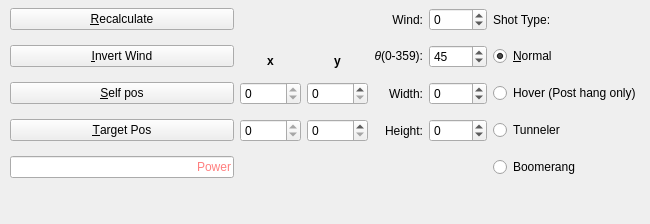
This is RetoolGUI.ui in calculuswhiz/fluffy-spoon as Qt 5 draws it before an edit. The edited form follows.
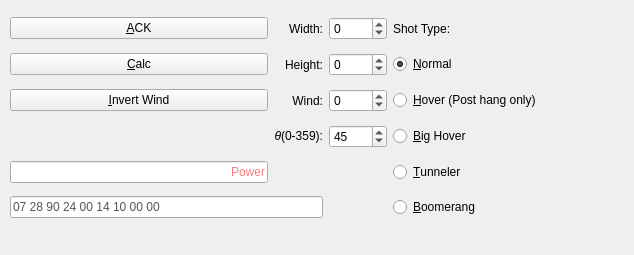
This is the edited form.

```diff
--- a/RetoolGUI.ui
+++ b/RetoolGUI.ui
@@ -6,8 +6,8 @@
    <rect>
     <x>0</x>
     <y>0</y>
-    <width>650</width>
-    <height>224</height>
+    <width>634</width>
+    <height>255</height>
    </rect>
   </property>
   <property name="sizePolicy">
@@ -33,60 +33,16 @@
     <property name="geometry">
      <rect>
       <x>10</x>
-      <y>0</y>
-      <width>631</width>
-      <height>191</height>
+      <y>10</y>
+      <width>531</width>
+      <height>220</height>
      </rect>
     </property>
     <layout class="QGridLayout" name="gridLayout">
      <property name="sizeConstraint">
       <enum>QLayout::SetMinimumSize</enum>
      </property>
-     <item row="1" column="3">
-      <widget class="QLabel" name="label_3">
-       <property name="text">
-        <string>&lt;html&gt;&lt;head/&gt;&lt;body&gt;&lt;p&gt;&lt;span style=&quot; font-style:italic;&quot;&gt;θ&lt;/span&gt;(0-359):&lt;/p&gt;&lt;/body&gt;&lt;/html&gt;</string>
-       </property>
-       <property name="alignment">
-        <set>Qt::AlignRight|Qt::AlignTrailing|Qt::AlignVCenter</set>
-       </property>
-      </widget>
-     </item>
-     <item row="2" column="5">
-      <widget class="QRadioButton" name="radHover">
-       <property name="text">
-        <string>Hover (Post hang only)</string>
-       </property>
-      </widget>
-     </item>
-     <item row="0" column="3">
-      <widget class="QLabel" name="label_2">
-       <property name="text">
-        <string>Wind:</string>
-       </property>
-       <property name="alignment">
-        <set>Qt::AlignRight|Qt::AlignTrailing|Qt::AlignVCenter</set>
-       </property>
-      </widget>
-     </item>
-     <item row="0" column="5">
-      <widget class="QLabel" name="label_4">
-       <property name="text">
-        <string>Shot Type:</string>
-       </property>
-      </widget>
-     </item>
-     <item row="2" column="4">
-      <widget class="QSpinBox" name="wbox">
-       <property name="minimum">
-        <number>-1000</number>
-       </property>
-       <property name="maximum">
-        <number>1000</number>
-       </property>
-      </widget>
-     </item>
-     <item row="1" column="5">
+     <item row="2" column="3">
       <widget class="QRadioButton" name="radNorm">
        <property name="text">
         <string>&amp;Normal</string>
@@ -96,121 +52,7 @@
        </property>
       </widget>
      </item>
-     <item row="1" column="2">
-      <widget class="QLabel" name="label_7">
-       <property name="text">
-        <string>&lt;html&gt;&lt;head/&gt;&lt;body&gt;&lt;p&gt;&lt;span style=&quot; font-weight:600;&quot;&gt;y&lt;/span&gt;&lt;/p&gt;&lt;/body&gt;&lt;/html&gt;</string>
-       </property>
-       <property name="alignment">
-        <set>Qt::AlignBottom|Qt::AlignHCenter</set>
-       </property>
-      </widget>
-     </item>
-     <item row="2" column="3">
-      <widget class="QLabel" name="label">
-       <property name="text">
-        <string>Width:</string>
-       </property>
-       <property name="alignment">
-        <set>Qt::AlignRight|Qt::AlignTrailing|Qt::AlignVCenter</set>
-       </property>
-      </widget>
-     </item>
-     <item row="2" column="2">
-      <widget class="QSpinBox" name="selfybox">
-       <property name="maximum">
-        <number>99999</number>
-       </property>
-      </widget>
-     </item>
-     <item row="3" column="4">
-      <widget class="QSpinBox" name="hbox">
-       <property name="minimum">
-        <number>-1000</number>
-       </property>
-       <property name="maximum">
-        <number>1000</number>
-       </property>
-      </widget>
-     </item>
-     <item row="2" column="0">
-      <widget class="QPushButton" name="self_btn">
-       <property name="text">
-        <string>&amp;Self pos</string>
-       </property>
-      </widget>
-     </item>
-     <item row="1" column="1">
-      <widget class="QLabel" name="label_6">
-       <property name="text">
-        <string>&lt;html&gt;&lt;head/&gt;&lt;body&gt;&lt;p&gt;&lt;span style=&quot; font-weight:600;&quot;&gt;x&lt;/span&gt;&lt;/p&gt;&lt;/body&gt;&lt;/html&gt;</string>
-       </property>
-       <property name="alignment">
-        <set>Qt::AlignBottom|Qt::AlignHCenter</set>
-       </property>
-      </widget>
-     </item>
-     <item row="0" column="0">
-      <widget class="QPushButton" name="recalc_btn">
-       <property name="text">
-        <string>&amp;Recalculate</string>
-       </property>
-      </widget>
-     </item>
-     <item row="0" column="4">
-      <widget class="QSpinBox" name="windbox">
-       <property name="cursor">
-        <cursorShape>ArrowCursor</cursorShape>
-       </property>
-       <property name="wrapping">
-        <bool>true</bool>
-       </property>
-       <property name="accelerated">
-        <bool>false</bool>
-       </property>
-       <property name="minimum">
-        <number>-30</number>
-       </property>
-       <property name="maximum">
-        <number>30</number>
-       </property>
-      </widget>
-     </item>
-     <item row="3" column="1">
-      <widget class="QSpinBox" name="targetxbox">
-       <property name="readOnly">
-        <bool>true</bool>
-       </property>
-       <property name="maximum">
-        <number>99999</number>
-       </property>
-      </widget>
-     </item>
-     <item row="3" column="2">
-      <widget class="QSpinBox" name="targetybox">
-       <property name="maximum">
-        <number>99999</number>
-       </property>
-      </widget>
-     </item>
-     <item row="4" column="5">
-      <widget class="QRadioButton" name="radBoom">
-       <property name="text">
-        <string>Boomerang</string>
-       </property>
-      </widget>
-     </item>
-     <item row="3" column="3">
-      <widget class="QLabel" name="label_5">
-       <property name="text">
-        <string>Height:</string>
-       </property>
-       <property name="alignment">
-        <set>Qt::AlignRight|Qt::AlignTrailing|Qt::AlignVCenter</set>
-       </property>
-      </widget>
-     </item>
-     <item row="4" column="0">
+     <item row="7" column="0">
       <widget class="QLineEdit" name="vbox">
        <property name="styleSheet">
         <string notr="true">color: rgb(255, 0, 0)</string>
@@ -226,38 +68,52 @@
        </property>
       </widget>
      </item>
+     <item row="1" column="3">
+      <widget class="QLabel" name="label_4">
+       <property name="text">
+        <string>Shot Type:</string>
+       </property>
+      </widget>
+     </item>
+     <item row="3" column="3">
+      <widget class="QRadioButton" name="radHover">
+       <property name="text">
+        <string>&amp;Hover (Post hang only)</string>
+       </property>
+      </widget>
+     </item>
      <item row="1" column="0">
+      <widget class="QPushButton" name="acq_btn">
+       <property name="text">
+        <string>&amp;ACK</string>
+       </property>
+      </widget>
+     </item>
+     <item row="5" column="1">
+      <widget class="QLabel" name="label_3">
+       <property name="text">
+        <string>&lt;html&gt;&lt;head/&gt;&lt;body&gt;&lt;p&gt;&lt;span style=&quot; font-style:italic;&quot;&gt;θ&lt;/span&gt;(0-359):&lt;/p&gt;&lt;/body&gt;&lt;/html&gt;</string>
+       </property>
+       <property name="alignment">
+        <set>Qt::AlignRight|Qt::AlignTrailing|Qt::AlignVCenter</set>
+       </property>
+      </widget>
+     </item>
+     <item row="2" column="0">
+      <widget class="QPushButton" name="calc_btn">
+       <property name="text">
+        <string>&amp;Calc</string>
+       </property>
+      </widget>
+     </item>
+     <item row="3" column="0">
       <widget class="QPushButton" name="flipwind_btn">
        <property name="text">
         <string>&amp;Invert Wind</string>
        </property>
       </widget>
      </item>
-     <item row="3" column="5">
-      <widget class="QRadioButton" name="radDig">
-       <property name="text">
-        <string>Tunneler</string>
-       </property>
-      </widget>
-     </item>
-     <item row="3" column="0">
-      <widget class="QPushButton" name="target_btn">
-       <property name="text">
-        <string>&amp;Target Pos</string>
-       </property>
-      </widget>
-     </item>
-     <item row="2" column="1">
-      <widget class="QSpinBox" name="selfxbox">
-       <property name="readOnly">
-        <bool>true</bool>
-       </property>
-       <property name="maximum">
-        <number>99999</number>
-       </property>
-      </widget>
-     </item>
-     <item row="1" column="4">
+     <item row="5" column="2">
       <widget class="QSpinBox" name="anglebox">
        <property name="wrapping">
         <bool>true</bool>
@@ -273,6 +129,109 @@
        </property>
       </widget>
      </item>
+     <item row="1" column="2">
+      <widget class="QSpinBox" name="wbox">
+       <property name="minimum">
+        <number>-1000</number>
+       </property>
+       <property name="maximum">
+        <number>1000</number>
+       </property>
+      </widget>
+     </item>
+     <item row="3" column="2">
+      <widget class="QSpinBox" name="windbox">
+       <property name="cursor">
+        <cursorShape>ArrowCursor</cursorShape>
+       </property>
+       <property name="wrapping">
+        <bool>true</bool>
+       </property>
+       <property name="accelerated">
+        <bool>false</bool>
+       </property>
+       <property name="minimum">
+        <number>-30</number>
+       </property>
+       <property name="maximum">
+        <number>30</number>
+       </property>
+      </widget>
+     </item>
+     <item row="9" column="3">
+      <widget class="QRadioButton" name="radBoom">
+       <property name="text">
+        <string>&amp;Boomerang</string>
+       </property>
+      </widget>
+     </item>
+     <item row="3" column="1">
+      <widget class="QLabel" name="label_2">
+       <property name="text">
+        <string>Wind:</string>
+       </property>
+       <property name="alignment">
+        <set>Qt::AlignRight|Qt::AlignTrailing|Qt::AlignVCenter</set>
+       </property>
+      </widget>
+     </item>
+     <item row="2" column="2">
+      <widget class="QSpinBox" name="hbox">
+       <property name="minimum">
+        <number>-1000</number>
+       </property>
+       <property name="maximum">
+        <number>1000</number>
+       </property>
+      </widget>
+     </item>
+     <item row="2" column="1">
+      <widget class="QLabel" name="label_5">
+       <property name="text">
+        <string>Height:</string>
+       </property>
+       <property name="alignment">
+        <set>Qt::AlignRight|Qt::AlignTrailing|Qt::AlignVCenter</set>
+       </property>
+      </widget>
+     </item>
+     <item row="1" column="1">
+      <widget class="QLabel" name="label">
+       <property name="text">
+        <string>Width:</string>
+       </property>
+       <property name="alignment">
+        <set>Qt::AlignRight|Qt::AlignTrailing|Qt::AlignVCenter</set>
+       </property>
+      </widget>
+     </item>
+     <item row="5" column="3">
+      <widget class="QRadioButton" name="radBigHover">
+       <property name="text">
+        <string>&amp;Big Hover</string>
+       </property>
+      </widget>
+     </item>
+     <item row="7" column="3">
+      <widget class="QRadioButton" name="radDig">
+       <property name="text">
+        <string>&amp;Tunneler</string>
+       </property>
+      </widget>
+     </item>
+     <item row="9" column="0" colspan="2">
+      <widget class="QLineEdit" name="lineEdit">
+       <property name="styleSheet">
+        <string notr="true">color:rgb(85, 87, 83)</string>
+       </property>
+       <property name="text">
+        <string>07 28 90 24 00 14 10 00 00</string>
+       </property>
+       <property name="readOnly">
+        <bool>true</bool>
+       </property>
+      </widget>
+     </item>
     </layout>
    </widget>
   </widget>
```
